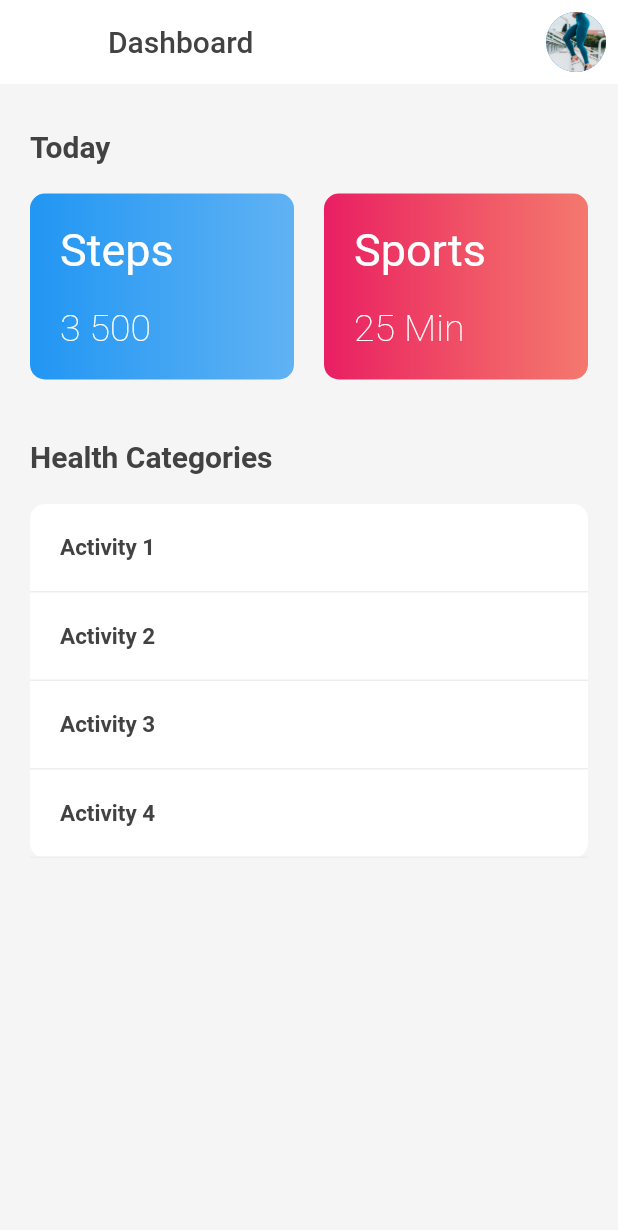
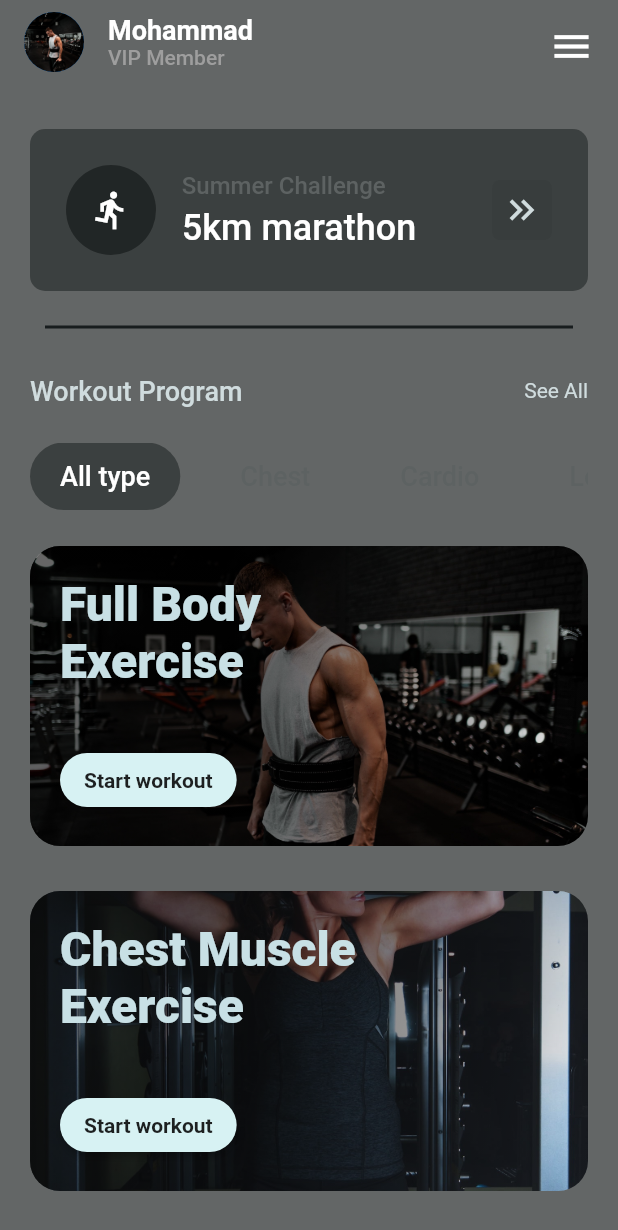
Before and after one commit to afgprogrammer/Flutter-page-transition-animation, a Flutter app: the Dashboard screen opened directly, on a phone screen of 412 x 824 dp. Shown: the top 1230 px of the screen. Run offline on Flutter 3.47's test engine with Material 2 defaults, Android fonts, the phone set to English and light mode, and no system bars; our stand-ins replace page_transition, simple_animations.

Commit message:
Enhanced design

```diff
--- a/lib/Dashboard.dart
+++ b/lib/Dashboard.dart
@@ -1,142 +1,201 @@
+import 'dart:ui';
+
 import 'package:day6_fitness/Animation/FadeAnimation.dart';
 import 'package:flutter/material.dart';
 
-class Dashboard extends StatelessWidget {
+class Dashboard extends StatefulWidget {
+  @override
+  State<Dashboard> createState() => _DashboardState();
+}
+
+class _DashboardState extends State<Dashboard> {
+  final List<String> _repeat = [
+    'All type',
+    'Chest',
+    'Cardio',
+    'Lower'
+  ];
+
+  int _selectedRepeat = 0;
+
   @override
   Widget build(BuildContext context) {
     return Scaffold(
-      backgroundColor: Colors.grey[100],
+      backgroundColor: Color(0xAA151919),
       appBar: AppBar(
-        brightness: Brightness.light,
-        backgroundColor: Colors.white,
+        backgroundColor: Colors.transparent,
         elevation: 0,
-        title: Text("Dashboard", style: TextStyle(color: Colors.grey[800], fontSize: 20),),
+        centerTitle: false,
+        title: Column(
+          crossAxisAlignment: CrossAxisAlignment.start,
+          children: [
+            Text("Mohammad", style: TextStyle(color: Colors.white, fontSize: 18, fontWeight: FontWeight.bold),),
+            Text("VIP Member", style: TextStyle(color: Colors.grey[500], fontSize: 14),),
+          ],
+        ),
+        leading: Padding(
+            padding: const EdgeInsets.only(left: 16.0, top: 8, bottom: 8),
+            child: CircleAvatar(
+              backgroundImage: ExactAssetImage('assets/images/two.jpg'),
+            ),
+          ),
         actions: <Widget>[
           Padding(
-            padding: const EdgeInsets.all(8.0),
-            child: CircleAvatar(
-              backgroundImage: ExactAssetImage('assets/images/one.jpg'),
-            ),
+            padding: const EdgeInsets.all(16.0),
+            child: Icon(Icons.menu, color: Colors.white, size: 30,),
           )
         ],
       ),
-      body: SafeArea(
+      body: SingleChildScrollView(
+        child: SafeArea(
           child: Padding(
             padding: EdgeInsets.all(20.0),
             child: Column(
               crossAxisAlignment: CrossAxisAlignment.start,
               children: <Widget>[
                 SizedBox(height: 10,),
-              FadeAnimation(1, Text("Today", style: TextStyle(fontSize: 20, fontWeight: FontWeight.bold, color: Colors.grey[800]),)),
-              SizedBox(height: 20,),
+                FadeAnimation(1.5, Container(
+                  padding: EdgeInsets.all(24),
+                  decoration: BoxDecoration(
+                    color: Color(0xAA282D2D),
+                    borderRadius: BorderRadius.circular(10)
+                  ),
+                  child: Row(
+                    mainAxisAlignment: MainAxisAlignment.spaceBetween,
+                    children: [
+                      Container(
+                        decoration: BoxDecoration(
+                          color: Color(0xAA151919),
+                          shape: BoxShape.circle
+                        ),
+                        width: 60,
+                        height: 60,
+                        child: Center(
+                          child: Icon(Icons.directions_run_sharp, color: Colors.white, size: 28,),
+                        ),
+                      ),
+                      // SizedBox(width: 16,),
+                      Column(
+                        crossAxisAlignment: CrossAxisAlignment.start,
+                        children: [
+                          Text("Summer Challenge", style: TextStyle(fontSize: 16, fontWeight: FontWeight.w500, color: Color(0xFF5D6262)),),
+                          SizedBox(height: 5,),
+                          Text("5km marathon", style: TextStyle(fontSize: 24, fontWeight: FontWeight.w500, color: Colors.white),)
+                        ],
+                      ),
+                      SizedBox(width: 16,),
+                      Container(
+                        width: 40,
+                        height: 40,
+                        decoration: BoxDecoration(
+                          color: Color(0xAA373C3C),
+                          borderRadius: BorderRadius.circular(5)
+                        ),
+                        child: Icon(Icons.keyboard_double_arrow_right_outlined, size: 28, color: Color(0xFFD0DCDE),))
+                    ],
+                  ),
+                )),
+                SizedBox(height: 16,),
+                Divider(color: Color(0xFF181D1E), thickness: 2, indent: 10,endIndent: 10,),
+                SizedBox(height: 24,),
                 Row(
-                children: <Widget>[
-                  Expanded(
-                    child: FadeAnimation(1, Container(
-                      width: 100,
-                      margin: EdgeInsets.only(right: 10),
+                  mainAxisAlignment: MainAxisAlignment.spaceBetween,
+                  children: [
+                    Text("Workout Program", style: TextStyle(fontSize: 18, fontWeight: FontWeight.w500, color: Color(0xFFD0DCDE)),),
+                    Text("See All", style: TextStyle(fontSize: 14, fontWeight: FontWeight.w400, color: Color(0xFFD0DCDE)),),
+                  ],
+                ),
+                SizedBox(height: 24,),
+                Container(
+                  height: 45,
                   decoration: BoxDecoration(
                     borderRadius: BorderRadius.circular(10),
+                  ),
+                  child: ListView.builder(
+                    scrollDirection: Axis.horizontal,
+                    itemCount: _repeat.length,
+                    itemBuilder: (context, index) {
+                      return GestureDetector(
+                        onTap: () {
+                          setState(() {
+                            _selectedRepeat = index;
+                          });
+                        },
+                        child: FadeAnimation((1.2 + index) / 4, Container(
+                          padding: EdgeInsets.symmetric(horizontal: 20),
+                          decoration: BoxDecoration(
+                            borderRadius: BorderRadius.circular(50),
+                            color: _selectedRepeat == index ? Color(0xAA282D2D) : Colors.transparent,
+                          ),
+                          margin: EdgeInsets.only(right: 20),
+                          child: Center(child: Text(_repeat[index],
+                            style: TextStyle(fontSize: 18, color: _selectedRepeat == index ? Colors.white : Color(0xFF5D6262), fontWeight: FontWeight.w500),)
+                          ),
+                        )),
+                      );
+                    },
+                  )
+                ),
+                SizedBox(height: 24,),
+                Column(
+                  children: [
+                    makeItem(image: "assets/images/two.jpg", title: "Full Body\nExercise"),
+                    makeItem(image: "assets/images/three.jpg", title: "Chest Muscle\nExercise"),
+                    makeItem(image: "assets/images/one.jpg", title: "Full Body\nExercise"),
+                  ],
+                )
+              ],
+            ),
+          ),
+        ),
+      ),
+    );
+  }
+
+Widget makeItem({image, title}) {
+    return Container(
+      margin: EdgeInsets.only(bottom: 30),
+      height: 200,
+      width: double.infinity,
+      child: Container(
+        decoration: BoxDecoration(
+          image: DecorationImage(
+            image: AssetImage(image),
+            fit: BoxFit.cover,
+          ),
+          borderRadius: BorderRadius.circular(20),
+        ),
+        child: Container(
+          decoration: BoxDecoration(
+            borderRadius: BorderRadius.circular(20),
             gradient: LinearGradient(
+              begin: Alignment.centerLeft,
+              end: Alignment.bottomRight,
               colors: [
-                            Colors.blue,
-                            Colors.blue.withOpacity(.7)
+                  Colors.black.withOpacity(0.6),
+                  Colors.black.withOpacity(0.6),
+                  Colors.black.withOpacity(0.4),
+                  Colors.black.withOpacity(.0),
               ]
             )
           ),
           child: Padding(
-                        padding: EdgeInsets.all(20.0),
+            padding: const EdgeInsets.all(20.0),
             child: Column(
               crossAxisAlignment: CrossAxisAlignment.start,
-                          children: <Widget>[
-                            FadeAnimation(1.2, Text("Steps", style: TextStyle(color: Colors.white, fontSize: 30),)),
-                            SizedBox(height: 20,),
-                            FadeAnimation(1.4, Text("3 500", style: TextStyle(color: Colors.white, fontSize: 25, fontWeight: FontWeight.w100),)),
+              mainAxisAlignment: MainAxisAlignment.spaceBetween,
+              children: [
+                Text(title, style: TextStyle(color: Color.fromARGB(255, 200, 224, 229), fontSize: 32, fontWeight: FontWeight.w900),),
+                MaterialButton(
+                  onPressed: () {},
+                  color: Color(0xFFD7F2F3),
+                  shape: RoundedRectangleBorder(
+                    borderRadius: BorderRadius.circular(50)
+                  ),
+                  child: Text("Start workout", style: TextStyle(fontWeight: FontWeight.w600),),
+                )
               ],
             ),
-                      ),
-                    ))
-                  ),
-                  Expanded(
-                    child: FadeAnimation(1, Container(
-                      width: 100,
-                      margin: EdgeInsets.only(left: 10),
-                      decoration: BoxDecoration(
-                        borderRadius: BorderRadius.circular(10),
-                        gradient: LinearGradient(
-                          colors: [
-                            Colors.pink,
-                            Colors.red.withOpacity(.7)
-                          ]
-                        )
-                      ),
-                      child: Padding(
-                        padding: EdgeInsets.all(20.0),
-                        child: Column(
-                          crossAxisAlignment: CrossAxisAlignment.start,
-                          children: <Widget>[
-                            FadeAnimation(1.2, Text("Sports", style: TextStyle(color: Colors.white, fontSize: 30),)),
-                            SizedBox(height: 20,),
-                            FadeAnimation(1.4, Text("25 Min", style: TextStyle(color: Colors.white, fontSize: 25, fontWeight: FontWeight.w100),)),
-                          ],
-                        ),
-                      ),
-                    )),
-                  ),
-                ],
-              ),
-              SizedBox(height: 40,),
-              FadeAnimation(1.4, Text("Health Categories", style: TextStyle(color: Colors.grey[800], fontWeight: FontWeight.bold, fontSize: 20),)),
-              SizedBox(height: 20,),
-              FadeAnimation(1, Container(
-                  width: double.infinity,
-                  decoration: BoxDecoration(
-                    borderRadius: BorderRadius.circular(10),
-                    color: Colors.white
-                  ),
-                  child: Column(
-                    crossAxisAlignment: CrossAxisAlignment.start,
-                    children: <Widget>[
-                      FadeAnimation(1, Container(
-                        width: double.infinity,
-                        padding: EdgeInsets.all(20),
-                        decoration: BoxDecoration(
-                          // borderRadius: BorderRadius.circular(10),
-                          border: Border(bottom: BorderSide(color: Colors.grey[200]))
-                        ),
-                        child: Text("Activity 1", style: TextStyle(color: Colors.grey[800], fontSize: 15, fontWeight: FontWeight.bold),),
-                      )),
-                      FadeAnimation(1.2, Container(
-                        width: double.infinity,
-                        padding: EdgeInsets.all(20),
-                        decoration: BoxDecoration(
-                          // borderRadius: BorderRadius.circular(10),
-                          border: Border(bottom: BorderSide(color: Colors.grey[200]))
-                        ),
-                        child: Text("Activity 2", style: TextStyle(color: Colors.grey[800], fontSize: 15, fontWeight: FontWeight.bold),),
-                      )),
-                      FadeAnimation(1.4, Container(
-                        width: double.infinity,
-                        padding: EdgeInsets.all(20),
-                        decoration: BoxDecoration(
-                          // borderRadius: BorderRadius.circular(10),
-                          border: Border(bottom: BorderSide(color: Colors.grey[200]))
-                        ),
-                        child: Text("Activity 3", style: TextStyle(color: Colors.grey[800], fontSize: 15, fontWeight: FontWeight.bold),),
-                      )),
-                      FadeAnimation(1.6, Container(
-                        width: double.infinity,
-                        padding: EdgeInsets.all(20),
-                        decoration: BoxDecoration(
-                          // borderRadius: BorderRadius.circular(10),
-                          border: Border(bottom: BorderSide(color: Colors.grey[200]))
-                        ),
-                        child: Text("Activity 4", style: TextStyle(color: Colors.grey[800], fontSize: 15, fontWeight: FontWeight.bold),),
-                      )),
-                    ]
-                  ),
-              ))
-            ],
           ),
         ),
       ),
--- a/lib/main.dart
+++ b/lib/main.dart
@@ -90,42 +90,52 @@ class _HomePageState extends State<HomePage> with TickerProviderStateMixin {
       child: Container(
         decoration: BoxDecoration(
           gradient: LinearGradient(
+            begin: Alignment.topRight,
+            end: Alignment.bottomRight,
             colors: [
               Colors.black.withOpacity(.3),
-              Colors.black.withOpacity(.3),
+              Colors.black.withOpacity(.2),
             ]
           )
         ),
         child: Padding(
-          padding: EdgeInsets.all(40),
+          padding: EdgeInsets.symmetric(vertical: 40, horizontal: 30),
           child: Column(
             crossAxisAlignment: CrossAxisAlignment.start,
+            mainAxisAlignment: MainAxisAlignment.spaceBetween,
             children: <Widget>[
-              SizedBox(height: 60,),
-              FadeAnimation(1, Text('Exerciese', style: TextStyle(color: Colors.white, fontSize: 40, fontWeight: FontWeight.bold),)),
-              SizedBox(height: 40,),
               Column(
                 crossAxisAlignment: CrossAxisAlignment.start,
-                children: <Widget>[
-                  FadeAnimation(1, Text("15", style: TextStyle(color: Colors.yellow[400], fontSize: 40, fontWeight: FontWeight.bold),)),
-                  FadeAnimation(1.2, Text("Minutes", style: TextStyle(color: Colors.white, fontSize: 30),)),
+                children: [
+                  SizedBox(height: 60,),
+                  FadeAnimation(1.5, Text('Good day\nhealth body', style: TextStyle(color: Color.fromARGB(255, 200, 224, 229), fontSize: 45, fontWeight: FontWeight.w900),)),
+                  SizedBox(height: 20,),
+                  FadeAnimation(1.5, Text('With this app you can try different activities\nand choose what is more enjoyable for you.', style: TextStyle(color: Color.fromARGB(255, 185, 202, 206), fontSize: 18, height: 1.4, fontWeight: FontWeight.w300),)),
+                  SizedBox(height: 40,),
                 ],
               ),
-              SizedBox(height: 30,),
-              Column(
-                crossAxisAlignment: CrossAxisAlignment.start,
-                children: <Widget>[
-                  FadeAnimation(1, Text("3", style: TextStyle(color: Colors.yellow[400], fontSize: 40, fontWeight: FontWeight.bold),)),
-                  FadeAnimation(1.2, Text("Exercises", style: TextStyle(color: Colors.white, fontSize: 30),)),
-                ],
-              ),
-              SizedBox(height: 180,),
-              FadeAnimation(1, Align(
-                child: Text("Start the morning with your health",
-                textAlign: TextAlign.center,
-                style: TextStyle(color: Colors.white, fontSize: 30, fontWeight: FontWeight.w100),),
-              )),
-              SizedBox(height: 30,),
+              // Column(
+              //   crossAxisAlignment: CrossAxisAlignment.start,
+              //   children: <Widget>[
+              //     FadeAnimation(1, Text("15", style: TextStyle(color: Colors.yellow[400], fontSize: 40, fontWeight: FontWeight.bold),)),
+              //     FadeAnimation(1.2, Text("Minutes", style: TextStyle(color: Colors.white, fontSize: 30),)),
+              //   ],
+              // ),
+              // SizedBox(height: 30,),
+              // Column(
+              //   crossAxisAlignment: CrossAxisAlignment.start,
+              //   children: <Widget>[
+              //     FadeAnimation(1, Text("3", style: TextStyle(color: Colors.yellow[400], fontSize: 40, fontWeight: FontWeight.bold),)),
+              //     FadeAnimation(1.2, Text("Exercises", style: TextStyle(color: Colors.white, fontSize: 30),)),
+              //   ],
+              // ),
+              // SizedBox(height: 180,),
+              // FadeAnimation(1, Align(
+              //   child: Text("Start the morning with your health",
+              //   textAlign: TextAlign.center,
+              //   style: TextStyle(color: Colors.white, fontSize: 30, fontWeight: FontWeight.w100),),
+              // )),
+              // SizedBox(height: 30,),
               FadeAnimation(1, Align(
                 alignment: Alignment.bottomCenter,
                 child: AnimatedBuilder(
@@ -152,6 +162,9 @@ class _HomePageState extends State<HomePage> with TickerProviderStateMixin {
                                 shape: BoxShape.circle,
                                 color: Colors.white
                               ),
+                              child: scaleController.status == AnimationStatus.forward || scaleController.status == AnimationStatus.completed ? null : Center(
+                                child: Icon(Icons.fingerprint, size: 40,)
+                              ),
                             ),
                           ),
                         ),
```
Lines whose indentation alone changed are shown as unchanged.
